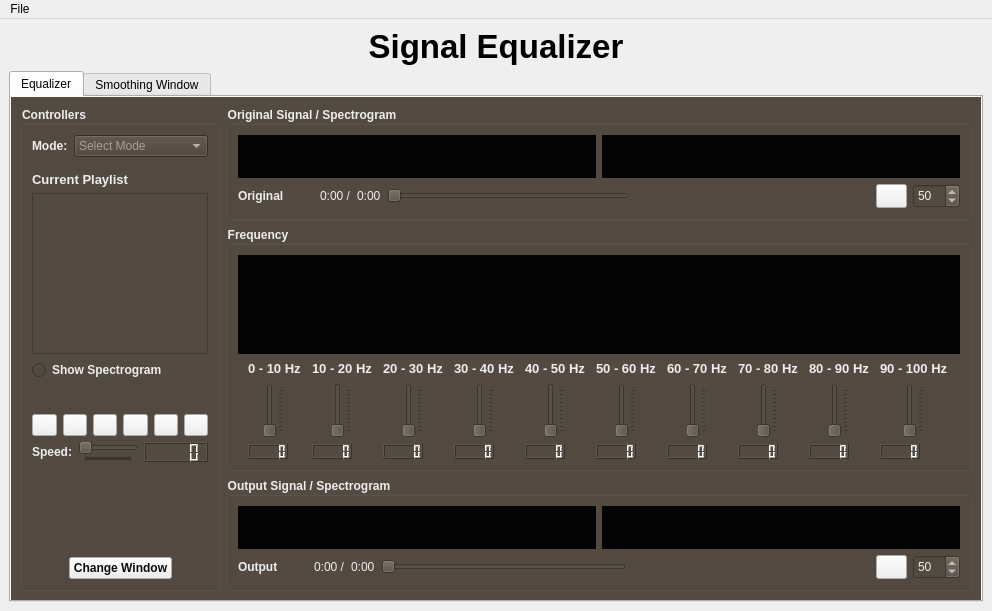
Above: design.ui from raghdaneiazyy6/AudioAlchemy-Equalizer before the change. Below: the same form after it.
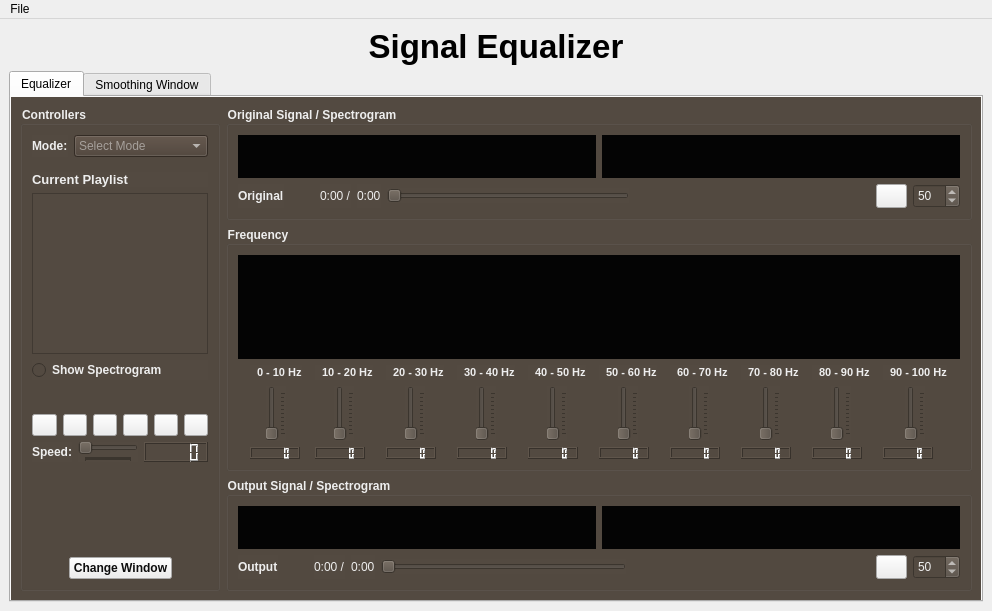
That is the form after the change. Icons and pictures are not drawn.

```diff
--- a/design.ui
+++ b/design.ui
@@ -115,6 +115,9 @@
            </property>
            <item row="0" column="0">
             <layout class="QVBoxLayout" name="frequencyLayout">
+             <property name="bottomMargin">
+              <number>0</number>
+             </property>
              <item>
               <widget class="QWidget" name="frequencyWidget" native="true">
                <property name="styleSheet">
@@ -129,6 +132,9 @@
              <property name="sizeConstraint">
               <enum>QLayout::SetMinimumSize</enum>
              </property>
+             <property name="bottomMargin">
+              <number>0</number>
+             </property>
              <item>
               <spacer name="horizontalSpacer_3">
                <property name="orientation">
@@ -140,34 +146,43 @@
                <property name="sizeHint" stdset="0">
                 <size>
                  <width>5</width>
-                 <height>20</height>
+                 <height>5</height>
                 </size>
                </property>
               </spacer>
              </item>
              <item>
               <layout class="QVBoxLayout" name="layout_1">
+               <property name="spacing">
+                <number>6</number>
+               </property>
                <item>
                 <widget class="QLabel" name="label_1">
                  <property name="maximumSize">
                   <size>
                    <width>16777215</width>
-                   <height>20</height>
+                   <height>15</height>
                   </size>
                  </property>
                  <property name="font">
                   <font>
-                   <pointsize>10</pointsize>
+                   <pointsize>8</pointsize>
                    <bold>true</bold>
                   </font>
                  </property>
                  <property name="text">
                   <string>0 - 10 Hz</string>
                  </property>
+                 <property name="indent">
+                  <number>7</number>
+                 </property>
                 </widget>
                </item>
                <item>
                 <layout class="QHBoxLayout" name="horizontalLayout_6">
+                 <property name="topMargin">
+                  <number>0</number>
+                 </property>
                  <item>
                   <spacer name="horizontalSpacer_7">
                    <property name="orientation">
@@ -179,7 +194,7 @@
                    <property name="sizeHint" stdset="0">
                     <size>
                      <width>5</width>
-                     <height>20</height>
+                     <height>5</height>
                     </size>
                    </property>
                   </spacer>
@@ -226,7 +241,7 @@
                    <property name="sizeHint" stdset="0">
                     <size>
                      <width>5</width>
-                     <height>20</height>
+                     <height>5</height>
                     </size>
                    </property>
                   </spacer>
@@ -243,8 +258,8 @@
                  </property>
                  <property name="maximumSize">
                   <size>
-                   <width>40</width>
-                   <height>15</height>
+                   <width>50</width>
+                   <height>12</height>
                   </size>
                  </property>
                 </widget>
@@ -258,18 +273,21 @@
                  <property name="maximumSize">
                   <size>
                    <width>16777215</width>
-                   <height>20</height>
+                   <height>15</height>
                   </size>
                  </property>
                  <property name="font">
                   <font>
-                   <pointsize>10</pointsize>
+                   <pointsize>8</pointsize>
                    <bold>true</bold>
                   </font>
                  </property>
                  <property name="text">
                   <string>10 - 20 Hz</string>
                  </property>
+                 <property name="indent">
+                  <number>7</number>
+                 </property>
                 </widget>
                </item>
                <item>
@@ -285,7 +303,7 @@
                    <property name="sizeHint" stdset="0">
                     <size>
                      <width>5</width>
-                     <height>20</height>
+                     <height>5</height>
                     </size>
                    </property>
                   </spacer>
@@ -332,7 +350,7 @@
                    <property name="sizeHint" stdset="0">
                     <size>
                      <width>5</width>
-                     <height>20</height>
+                     <height>5</height>
                     </size>
                    </property>
                   </spacer>
@@ -349,8 +367,8 @@
                  </property>
                  <property name="maximumSize">
                   <size>
-                   <width>40</width>
-                   <height>15</height>
+                   <width>50</width>
+                   <height>12</height>
                   </size>
                  </property>
                 </widget>
@@ -364,18 +382,21 @@
                  <property name="maximumSize">
                   <size>
                    <width>16777215</width>
-                   <height>20</height>
+                   <height>15</height>
                   </size>
                  </property>
                  <property name="font">
                   <font>
-                   <pointsize>10</pointsize>
+                   <pointsize>8</pointsize>
                    <bold>true</bold>
                   </font>
                  </property>
                  <property name="text">
                   <string>20 - 30 Hz</string>
                  </property>
+                 <property name="indent">
+                  <number>7</number>
+                 </property>
                 </widget>
                </item>
                <item>
@@ -391,7 +412,7 @@
                    <property name="sizeHint" stdset="0">
                     <size>
                      <width>5</width>
-                     <height>20</height>
+                     <height>5</height>
                     </size>
                    </property>
                   </spacer>
@@ -438,7 +459,7 @@
                    <property name="sizeHint" stdset="0">
                     <size>
                      <width>5</width>
-                     <height>20</height>
+                     <height>5</height>
                     </size>
                    </property>
                   </spacer>
@@ -455,8 +476,8 @@
                  </property>
                  <property name="maximumSize">
                   <size>
-                   <width>40</width>
-                   <height>15</height>
+                   <width>50</width>
+                   <height>12</height>
                   </size>
                  </property>
                 </widget>
@@ -470,18 +491,21 @@
                  <property name="maximumSize">
                   <size>
                    <width>16777215</width>
-                   <height>20</height>
+                   <height>15</height>
                   </size>
                  </property>
                  <property name="font">
                   <font>
-                   <pointsize>10</pointsize>
+                   <pointsize>8</pointsize>
                    <bold>true</bold>
                   </font>
                  </property>
                  <property name="text">
                   <string>30 - 40 Hz</string>
                  </property>
+                 <property name="indent">
+                  <number>7</number>
+                 </property>
                 </widget>
                </item>
                <item>
@@ -497,7 +521,7 @@
                    <property name="sizeHint" stdset="0">
                     <size>
                      <width>5</width>
-                     <height>20</height>
+                     <height>5</height>
                     </size>
                    </property>
                   </spacer>
@@ -544,7 +568,7 @@
                    <property name="sizeHint" stdset="0">
                     <size>
                      <width>5</width>
-                     <height>20</height>
+                     <height>5</height>
                     </size>
                    </property>
                   </spacer>
@@ -561,8 +585,8 @@
                  </property>
                  <property name="maximumSize">
                   <size>
-                   <width>40</width>
-                   <height>15</height>
+                   <width>50</width>
+                   <height>12</height>
                   </size>
                  </property>
                 </widget>
@@ -576,18 +600,21 @@
                  <property name="maximumSize">
                   <size>
                    <width>16777215</width>
-                   <height>20</height>
+                   <height>15</height>
                   </size>
                  </property>
                  <property name="font">
                   <font>
-                   <pointsize>10</pointsize>
+                   <pointsize>8</pointsize>
                    <bold>true</bold>
                   </font>
                  </property>
                  <property name="text">
                   <string>40 - 50 Hz</string>
                  </property>
+                 <property name="indent">
+                  <number>7</number>
+                 </property>
                 </widget>
                </item>
                <item>
@@ -603,7 +630,7 @@
                    <property name="sizeHint" stdset="0">
                     <size>
                      <width>5</width>
-                     <height>20</height>
+                     <height>5</height>
                     </size>
                    </property>
                   </spacer>
@@ -650,7 +677,7 @@
                    <property name="sizeHint" stdset="0">
                     <size>
                      <width>5</width>
-                     <height>20</height>
+                     <height>5</height>
                     </size>
                    </property>
                   </spacer>
@@ -667,8 +694,8 @@
                  </property>
                  <property name="maximumSize">
                   <size>
-                   <width>40</width>
-                   <height>15</height>
+                   <width>50</width>
+                   <height>12</height>
                   </size>
                  </property>
                 </widget>
@@ -682,18 +709,21 @@
                  <property name="maximumSize">
                   <size>
                    <width>16777215</width>
-                   <height>20</height>
+                   <height>15</height>
                   </size>
                  </property>
                  <property name="font">
                   <font>
-                   <pointsize>10</pointsize>
+                   <pointsize>8</pointsize>
                    <bold>true</bold>
                   </font>
                  </property>
                  <property name="text">
                   <string>50 - 60 Hz</string>
                  </property>
+                 <property name="indent">
+                  <number>7</number>
+                 </property>
                 </widget>
                </item>
                <item>
@@ -709,7 +739,7 @@
                    <property name="sizeHint" stdset="0">
                     <size>
                      <width>5</width>
-                     <height>20</height>
+                     <height>5</height>
                     </size>
                    </property>
                   </spacer>
@@ -756,7 +786,7 @@
                    <property name="sizeHint" stdset="0">
                     <size>
                      <width>5</width>
-                     <height>20</height>
+                     <height>5</height>
                     </size>
                    </property>
                   </spacer>
@@ -773,8 +803,8 @@
                  </property>
                  <property name="maximumSize">
                   <size>
-                   <width>40</width>
-                   <height>15</height>
+                   <width>50</width>
+                   <height>12</height>
                   </size>
                  </property>
                 </widget>
@@ -788,18 +818,21 @@
                  <property name="maximumSize">
                   <size>
                    <width>16777215</width>
-                   <height>20</height>
+                   <height>15</height>
                   </size>
                  </property>
                  <property name="font">
                   <font>
-                   <pointsize>10</pointsize>
+                   <pointsize>8</pointsize>
                    <bold>true</bold>
                   </font>
                  </property>
                  <property name="text">
                   <string>60 - 70 Hz</string>
                  </property>
+                 <property name="indent">
+                  <number>7</number>
+                 </property>
                 </widget>
                </item>
                <item>
@@ -815,7 +848,7 @@
                    <property name="sizeHint" stdset="0">
                     <size>
                      <width>5</width>
-                     <height>20</height>
+                     <height>5</height>
                     </size>
                    </property>
                   </spacer>
@@ -862,7 +895,7 @@
                    <property name="sizeHint" stdset="0">
                     <size>
                      <width>5</width>
-                     <height>20</height>
+                     <height>5</height>
                     </size>
                    </property>
                   </spacer>
@@ -879,8 +912,8 @@
                  </property>
                  <property name="maximumSize">
                   <size>
-                   <width>40</width>
-                   <height>15</height>
+                   <width>50</width>
+                   <height>12</height>
                   </size>
                  </property>
                 </widget>
@@ -894,18 +927,21 @@
                  <property name="maximumSize">
                   <size>
                    <width>16777215</width>
-                   <height>20</height>
+                   <height>15</height>
                   </size>
                  </property>
                  <property name="font">
                   <font>
-                   <pointsize>10</pointsize>
+                   <pointsize>8</pointsize>
                    <bold>true</bold>
                   </font>
                  </property>
                  <property name="text">
                   <string>70 - 80 Hz</string>
                  </property>
+                 <property name="indent">
+                  <number>7</number>
+                 </property>
                 </widget>
                </item>
                <item>
@@ -921,7 +957,7 @@
                    <property name="sizeHint" stdset="0">
                     <size>
                      <width>5</width>
-                     <height>20</height>
+                     <height>5</height>
                     </size>
                    </property>
                   </spacer>
@@ -968,7 +1004,7 @@
                    <property name="sizeHint" stdset="0">
                     <size>
                      <width>5</width>
-                     <height>20</height>
+                     <height>5</height>
                     </size>
                    </property>
                   </spacer>
@@ -985,8 +1021,8 @@
                  </property>
                  <property name="maximumSize">
                   <size>
-                   <width>40</width>
-                   <height>15</height>
+                   <width>50</width>
+                   <height>12</height>
                   </size>
                  </property>
                 </widget>
@@ -1000,18 +1036,21 @@
                  <property name="maximumSize">
                   <size>
                    <width>16777215</width>
-                   <height>20</height>
+                   <height>15</height>
                   </size>
                  </property>
                  <property name="font">
                   <font>
-                   <pointsize>10</pointsize>
+                   <pointsize>8</pointsize>
                    <bold>true</bold>
                   </font>
                  </property>
                  <property name="text">
                   <string>80 - 90 Hz</string>
                  </property>
+                 <property name="indent">
+                  <number>7</number>
+                 </property>
                 </widget>
                </item>
                <item>
@@ -1027,7 +1066,7 @@
                    <property name="sizeHint" stdset="0">
                     <size>
                      <width>5</width>
-                     <height>20</height>
+                     <height>5</height>
                     </size>
                    </property>
                   </spacer>
@@ -1074,7 +1113,7 @@
                    <property name="sizeHint" stdset="0">
                     <size>
                      <width>5</width>
-                     <height>20</height>
+                     <height>5</height>
                     </size>
                    </property>
                   </spacer>
@@ -1091,8 +1130,8 @@
                  </property>
                  <property name="maximumSize">
                   <size>
-                   <width>40</width>
-                   <height>15</height>
+                   <width>50</width>
+                   <height>12</height>
                   </size>
                  </property>
                 </widget>
@@ -1106,18 +1145,21 @@
                  <property name="maximumSize">
                   <size>
                    <width>16777215</width>
-                   <height>20</height>
+                   <height>15</height>
                   </size>
                  </property>
                  <property name="font">
                   <font>
-                   <pointsize>10</pointsize>
+                   <pointsize>8</pointsize>
                    <bold>true</bold>
                   </font>
                  </property>
                  <property name="text">
                   <string>90 - 100 Hz</string>
                  </property>
+                 <property name="indent">
+                  <number>7</number>
+                 </property>
                 </widget>
                </item>
                <item>
@@ -1133,7 +1175,7 @@
                    <property name="sizeHint" stdset="0">
                     <size>
                      <width>5</width>
-                     <height>20</height>
+                     <height>5</height>
                     </size>
                    </property>
                   </spacer>
@@ -1180,7 +1222,7 @@
                    <property name="sizeHint" stdset="0">
                     <size>
                      <width>5</width>
-                     <height>20</height>
+                     <height>5</height>
                     </size>
                    </property>
                   </spacer>
@@ -1197,10 +1239,22 @@
                  </property>
                  <property name="maximumSize">
                   <size>
-                   <width>40</width>
-                   <height>15</height>
+                   <width>50</width>
+                   <height>12</height>
                   </size>
                  </property>
+                 <property name="autoFillBackground">
+                  <bool>true</bool>
+                 </property>
+                 <property name="frameShape">
+                  <enum>QFrame::Box</enum>
+                 </property>
+                 <property name="frameShadow">
+                  <enum>QFrame::Raised</enum>
+                 </property>
+                 <property name="segmentStyle">
+                  <enum>QLCDNumber::Filled</enum>
+                 </property>
                 </widget>
                </item>
               </layout>
```
Left out of the diff: 56 changed lines with no effect on the pictures.
